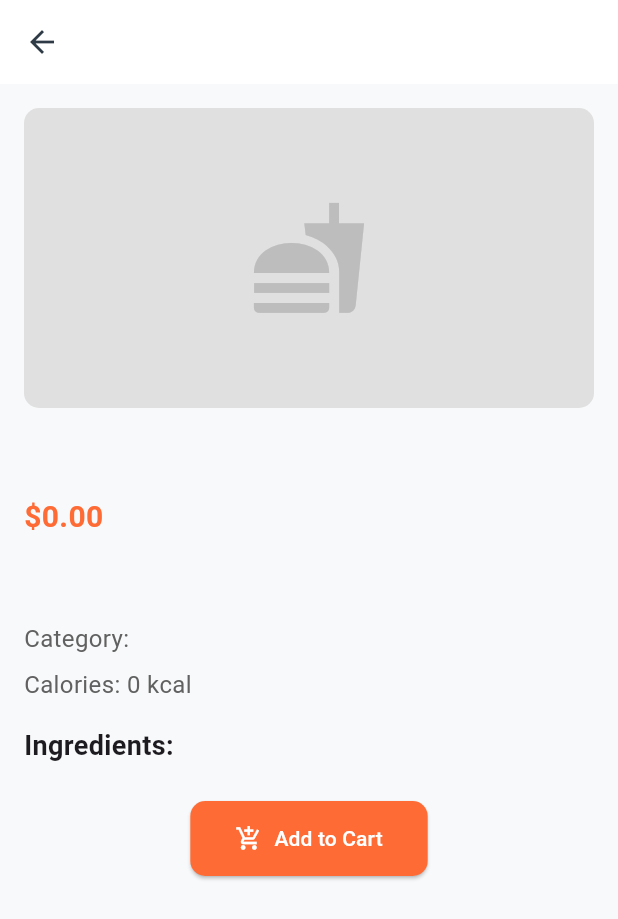
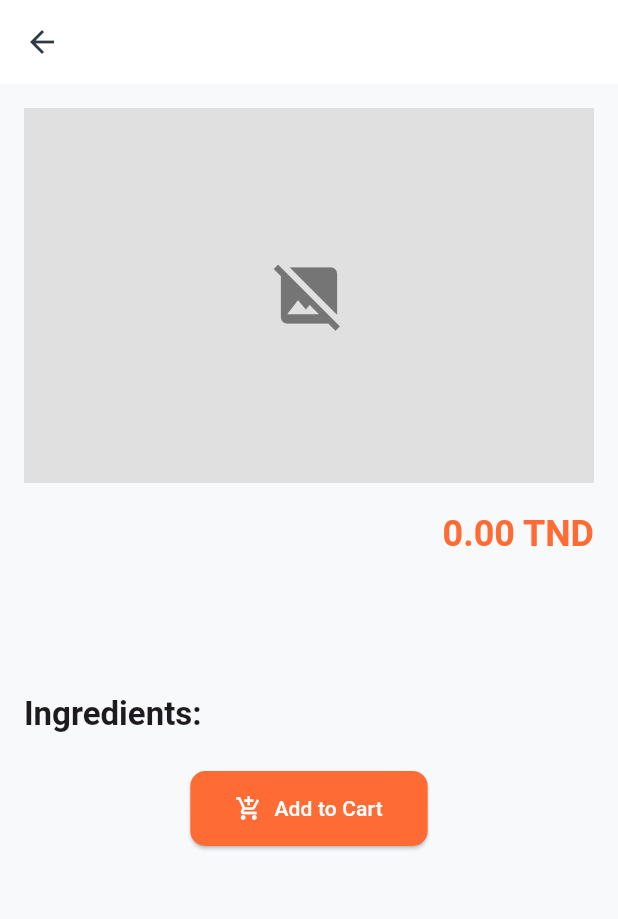
Before and after one commit to Aymensat/flutter_delivery_front, a Flutter app: the FoodDetailScreen screen opened directly with empty values, on a phone screen of 412 x 824 dp. Shown: the top 919 px of the screen. Run offline on Flutter 3.47's test engine with Material 3 defaults, Android fonts, the phone set to English and light mode, and no system bars; our stand-ins replace shared_preferences; accounts and stored records are empty; network calls fail.

Commit message:
gemini still cooking , fixedd image
just keno il placehodler homa ili may5dmouch ,
any way time to fix next stuff : payment , order , ...

```diff
--- a/app_client/lib/screens/home/food_detail_screen.dart
+++ b/app_client/lib/screens/home/food_detail_screen.dart
@@ -17,9 +17,13 @@ class FoodDetailScreen extends StatelessWidget {
 
     // Construct the full image URL.
     // Check if food.imageUrl is not null and not empty before constructing.
+    // MODIFIED: Check if imageUrl is already a full URL before prepending baseServerUrl.
     final String? fullImageUrl =
         (food.imageUrl != null && food.imageUrl!.isNotEmpty)
-        ? '$baseServerUrl${food.imageUrl!}'
+        ? (food.imageUrl!.startsWith('http://') ||
+                  food.imageUrl!.startsWith('https://'))
+              ? food.imageUrl! // It's already a full URL, use as is
+              : '$baseServerUrl${food.imageUrl!}' // It's a relative path, prepend base URL
         : null;
 
     return Scaffold(
@@ -29,83 +33,110 @@ class FoodDetailScreen extends StatelessWidget {
         child: Column(
           crossAxisAlignment: CrossAxisAlignment.start,
           children: [
-            // Food Image Display
-            if (fullImageUrl !=
-                null) // Only display Image.network if a valid URL exists
-              ClipRRect(
-                borderRadius: BorderRadius.circular(10),
+            // Food Image
+            if (fullImageUrl != null)
+              Center(
+                child: ClipRRect(
+                  borderRadius: BorderRadius.circular(12.0),
                   child: Image.network(
                     fullImageUrl,
-                  height: 200,
+                    height: 250,
                     width: double.infinity,
                     fit: BoxFit.cover,
-                  // Handle errors during image loading
                     errorBuilder: (context, error, stackTrace) => Container(
-                    height: 200,
+                      height: 250,
+                      width: double.infinity,
                       color: Colors.grey[300],
-                    child: Center(
                       child: Icon(
                         Icons.broken_image,
                         size: 50,
-                        color: Colors.grey[400],
+                        color: Colors.grey[600],
                       ),
+                      alignment: Alignment.center,
                     ),
                   ),
                 ),
               )
-            else // Display a placeholder if no valid image URL
-              Container(
-                height: 200,
+            else
+              Center(
+                child: Container(
+                  height: 250,
                   width: double.infinity,
-                decoration: BoxDecoration(
                   color: Colors.grey[300],
-                  borderRadius: BorderRadius.circular(10),
+                  child: Icon(
+                    Icons.image_not_supported,
+                    size: 50,
+                    color: Colors.grey[600],
                   ),
-                child: Center(
-                  child: Icon(
-                    Icons.fastfood,
-                    size: 80,
-                    color: Colors.grey[400],
+                  alignment: Alignment.center,
+                ),
+              ),
+            const SizedBox(height: 16),
+            // Food Name and Price
+            Row(
+              mainAxisAlignment: MainAxisAlignment.spaceBetween,
+              children: [
+                Expanded(
+                  child: Text(
+                    food.name,
+                    style: Theme.of(context).textTheme.headlineMedium?.copyWith(
+                      fontWeight: FontWeight.bold,
                     ),
                   ),
                 ),
-            const SizedBox(height: 16),
                 Text(
-              food.name,
-              style: const TextStyle(fontSize: 24, fontWeight: FontWeight.bold),
-            ),
-            const SizedBox(height: 8),
-            Text(
-              '\$${food.price.toStringAsFixed(2)}',
-              style: TextStyle(
-                fontSize: 20,
+                  '${food.price.toStringAsFixed(2)} TND', // Display price in TND
+                  style: Theme.of(context).textTheme.headlineSmall?.copyWith(
                     color: Theme.of(context).primaryColor,
                     fontWeight: FontWeight.bold,
                   ),
                 ),
+              ],
+            ),
+            const SizedBox(height: 8),
+            // Food Category
+            Text(
+              food.category,
+              style: Theme.of(
+                context,
+              ).textTheme.titleMedium?.copyWith(color: Colors.grey[600]),
+            ),
             const SizedBox(height: 16),
-            Text(food.description, style: const TextStyle(fontSize: 16)),
+            // Food Description
+            Text(
+              food.description,
+              style: Theme.of(context).textTheme.bodyLarge,
+            ),
             const SizedBox(height: 16),
+            // Calories (if available)
+            if (food.calories != null && food.calories! > 0)
+              Padding(
+                padding: const EdgeInsets.only(bottom: 8.0),
+                child: Row(
+                  children: [
+                    Icon(
+                      Icons.local_fire_department,
+                      color: Colors.orange[700],
+                    ),
+                    const SizedBox(width: 8),
                     Text(
-              'Category: ${food.category}',
-              style: TextStyle(fontSize: 16, color: Colors.grey[700]),
-            ),
-            if (food.calories != null) ...[
-              const SizedBox(height: 8),
-              Text(
-                'Calories: ${food.calories!.toStringAsFixed(0)} kcal',
-                style: TextStyle(fontSize: 16, color: Colors.grey[700]),
+                      '${food.calories!.toStringAsFixed(0)} kcal',
+                      style: Theme.of(context).textTheme.bodyMedium,
                     ),
                   ],
-            const SizedBox(height: 16),
-            const Text(
+                ),
+              ),
+            // Ingredients
+            Text(
               'Ingredients:',
-              style: TextStyle(fontSize: 18, fontWeight: FontWeight.bold),
+              style: Theme.of(
+                context,
+              ).textTheme.titleLarge?.copyWith(fontWeight: FontWeight.bold),
             ),
             const SizedBox(height: 8),
             Wrap(
-              spacing: 8.0,
-              runSpacing: 4.0,
+              spacing: 8.0, // gap between adjacent chips
+              runSpacing: 4.0, // gap between lines
               children: food.ingredients
                   .map(
                     (ingredient) => Chip(
--- a/app_client/lib/widgets/restaurant_card.dart
+++ b/app_client/lib/widgets/restaurant_card.dart
@@ -48,7 +48,7 @@ class RestaurantCard extends StatelessWidget {
                 // Conditionally set the image decoration if a valid URL exists
                 image: fullRestaurantImageUrl != null
                     ? DecorationImage(
-                        image: NetworkImage(fullRestaurantImageUrl),
+                        image: NetworkImage("${restaurant.imageUrl}"),
                         fit: BoxFit.cover,
                         // Handle errors during image loading
                         onError: (exception, stackTrace) {
```
Also changed, not shown: app_client/lib/screens/home/restaurant_detail_screen.dart (+243 -218 lines). Lines whose indentation alone changed are shown as unchanged.
